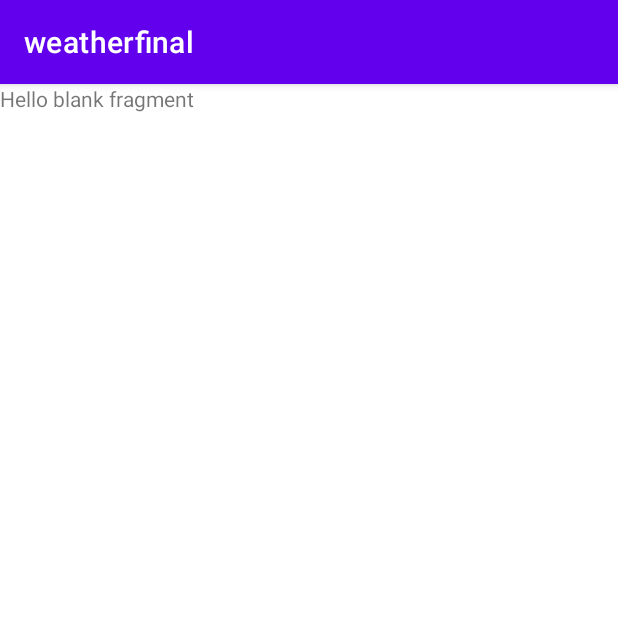
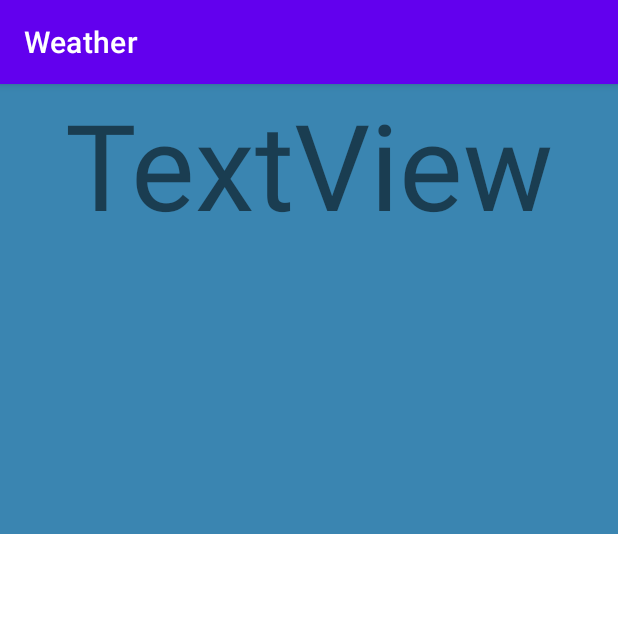
Before and after one commit to WalterHolley/school, an Android app: the fragment weather shown on its own in the app's theme, on a phone screen of 412 x 824 dp, the top half of it. Run offline under Robolectric (Android 15) with nearby library versions, the phone set to English and light mode, and no system bars; 2 statements that could not run were skipped.

Commit message:
Project Updates Service calls for weather api working Basic portrait display of maps and API data

```diff
--- a/UMSL/CMPSCI4020/weatherfinal/app/src/main/java/com/umsl/wdhq58/weatherfinal/utility/api/ServiceBuilder.kt
+++ b/UMSL/CMPSCI4020/weatherfinal/app/src/main/java/com/umsl/wdhq58/weatherfinal/utility/api/ServiceBuilder.kt
@@ -13,4 +13,8 @@ object ServiceBuilder {
         .addConverterFactory(GsonConverterFactory.create())
         .client(client)
         .build()
+
+    fun<T> buildService(service: Class<T>): T{
+        return retroFit.create(service)
+    }
 }
--- a/UMSL/CMPSCI4020/weatherfinal/app/src/main/java/com/umsl/wdhq58/weatherfinal/weather.kt
+++ b/UMSL/CMPSCI4020/weatherfinal/app/src/main/java/com/umsl/wdhq58/weatherfinal/weather.kt
@@ -5,11 +5,21 @@ import androidx.fragment.app.Fragment
 import android.view.LayoutInflater
 import android.view.View
 import android.view.ViewGroup
+import android.widget.LinearLayout
+import android.widget.TextView
+import android.widget.Toast
+import com.umsl.wdhq58.weatherfinal.utility.api.ServiceBuilder
+import com.umsl.wdhq58.weatherfinal.utility.api.WeatherService
+import com.umsl.wdhq58.weatherfinal.utility.api.data.WeatherData
+import retrofit2.Call
+import retrofit2.Callback
+import retrofit2.Response
 
 // TODO: Rename parameter arguments, choose names that match
 // the fragment initialization parameters, e.g. ARG_ITEM_NUMBER
-private const val ARG_PARAM1 = "param1"
-private const val ARG_PARAM2 = "param2"
+private const val ARG_PARAM1 = "lat"
+private const val ARG_PARAM2 = "long"
+private const val DEGREE_SYMBOL = "°"
 
 /**
  * A simple [Fragment] subclass.
@@ -17,15 +27,15 @@ private const val ARG_PARAM2 = "param2"
  * create an instance of this fragment.
  */
 class weather : Fragment() {
-    // TODO: Rename and change types of parameters
-    private var param1: String? = null
-    private var param2: String? = null
+
+    private var latitude: Double? = null
+    private var longitude: Double? = null
 
     override fun onCreate(savedInstanceState: Bundle?) {
         super.onCreate(savedInstanceState)
         arguments?.let {
-            param1 = it.getString(ARG_PARAM1)
-            param2 = it.getString(ARG_PARAM2)
+            latitude = it.getDouble(ARG_PARAM1)
+            longitude = it.getDouble(ARG_PARAM2)
         }
     }
 
@@ -35,6 +45,41 @@ class weather : Fragment() {
     ): View? {
         // Inflate the layout for this fragment
         return inflater.inflate(R.layout.fragment_weather, container, false)
+    }
+
+    override fun onViewCreated(view: View, savedInstanceState: Bundle?) {
+        super.onViewCreated(view, savedInstanceState)
+
+        val service = ServiceBuilder.buildService(WeatherService::class.java)
+        val serviceCall = service.getWeather(latitude!!, longitude!!,"imperial",
+            getString(R.string.WEATHER_API_KEY))
+
+        serviceCall.enqueue(object: Callback<WeatherData> {
+            override fun onResponse(call: Call<WeatherData>, response: Response<WeatherData>) {
+
+                populateView(response.body()!!, view)
+
+            }
+
+            override fun onFailure(call: Call<WeatherData>, t: Throwable) {
+                Toast.makeText(view.context, "There was a problem reaching the weather API", Toast.LENGTH_SHORT)
+            }
+
+        })
+    }
+
+    private fun populateView(data: WeatherData, view: View){
+        val temperatureText = String.format("%.0f%s", data.main.temp, DEGREE_SYMBOL)
+        val hiLowText = String.format("%.0f%s%c%.0f%s %s %.0f%s", data.main.temp_min, DEGREE_SYMBOL,
+        '/', data.main.temp_max, DEGREE_SYMBOL, getString(R.string.feels_like), data.main.feels_like, DEGREE_SYMBOL)
+
+        //view objects
+        val temp = view.findViewById<TextView>(R.id.tvTemp)
+        val hilow = view.findViewById<TextView>(R.id.tvHiLow)
+
+        //update values
+        temp.setText(temperatureText)
+        hilow.setText(hiLowText)
     }
 
     companion object {
@@ -48,11 +93,11 @@ class weather : Fragment() {
          */
         // TODO: Rename and change types and number of parameters
         @JvmStatic
-        fun newInstance(param1: String, param2: String) =
+        fun newInstance(lat: Double, long: Double) =
             weather().apply {
                 arguments = Bundle().apply {
-                    putString(ARG_PARAM1, param1)
-                    putString(ARG_PARAM2, param2)
+                    putDouble(ARG_PARAM1, lat)
+                    putDouble(ARG_PARAM2, long)
                 }
             }
     }
--- a/UMSL/CMPSCI4020/weatherfinal/app/src/main/res/layout/fragment_weather.xml
+++ b/UMSL/CMPSCI4020/weatherfinal/app/src/main/res/layout/fragment_weather.xml
@@ -2,13 +2,27 @@
 <FrameLayout xmlns:android="http://schemas.android.com/apk/res/android"
     xmlns:tools="http://schemas.android.com/tools"
     android:layout_width="match_parent"
-    android:layout_height="match_parent"
+    android:layout_height="300dp"
     tools:context=".weather">
 
-    <!-- TODO: Update blank fragment layout -->
-    <TextView
+    <LinearLayout
         android:layout_width="match_parent"
         android:layout_height="match_parent"
-        android:text="@string/hello_blank_fragment" />
+        android:background="#3A85B1"
+        android:orientation="vertical">
 
+        <TextView
+            android:id="@+id/tvTemp"
+            android:layout_width="match_parent"
+            android:layout_height="100dp"
+            android:text="TextView"
+            android:textAlignment="center"
+            android:textSize="80dp" />
+
+        <TextView
+            android:id="@+id/tvHiLow"
+            android:layout_width="match_parent"
+            android:layout_height="50dp"
+            android:text="" />
+    </LinearLayout>
 </FrameLayout>
--- a/UMSL/CMPSCI4020/weatherfinal/app/src/main/res/values/strings.xml
+++ b/UMSL/CMPSCI4020/weatherfinal/app/src/main/res/values/strings.xml
@@ -1,5 +1,5 @@
 <resources>
-    <string name="app_name">weatherfinal</string>
+    <string name="app_name">Weather</string>
     <!-- TODO: Remove or change this placeholder text -->
-    <string name="hello_blank_fragment">Hello blank fragment</string>
+    <string name="feels_like">Feels like</string>
 </resources>
```
Also changed, not shown: UMSL/CMPSCI4020/weatherfinal/app/src/main/java/com/umsl/wdhq58/weatherfinal/MainActivity.kt (+46 -7 lines), UMSL/CMPSCI4020/weatherfinal/app/src/main/java/com/umsl/wdhq58/weatherfinal/MapsFragment.kt (deleted, +0 -47 lines), UMSL/CMPSCI4020/weatherfinal/app/src/main/res/layout/activity_main.xml (+4 -4 lines), UMSL/CMPSCI4020/weatherfinal/app/src/main/res/layout/fragment_maps.xml (deleted, +0 -9 lines), 1 other file.
